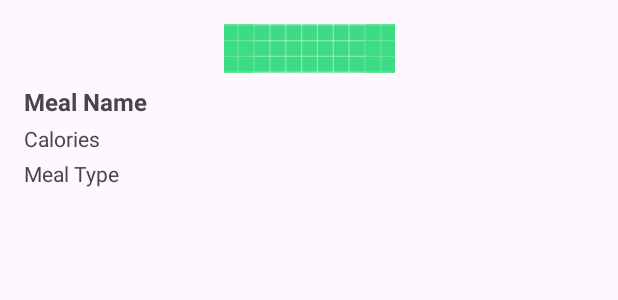
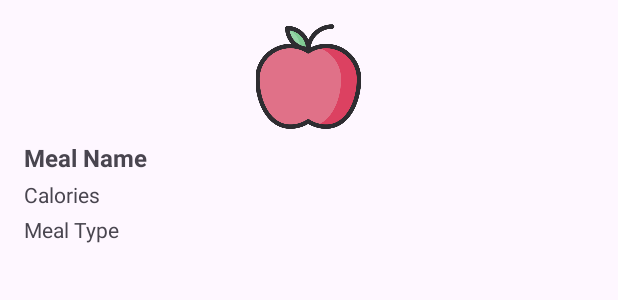
Before and after one commit to Decas78/foodlog, an Android app: the layout item_meal.xml on its own in the app's theme, with its tools: preview values and no code run, on a phone screen of 412 x 824 dp. Shown: the top 300 px of the screen. Run offline under Robolectric (Android 15) with nearby library versions, the phone set to English and light mode, and no system bars.

```diff
--- a/app/src/main/AndroidManifest.xml
+++ b/app/src/main/AndroidManifest.xml
@@ -13,6 +13,7 @@
         android:supportsRtl="true"
         android:theme="@style/Theme.FoodLog"
         tools:targetApi="31">
+
         <activity
             android:name=".MainActivity"
             android:exported="true">
--- a/app/src/main/java/com/example/foodlog/MealDatabase.kt
+++ b/app/src/main/java/com/example/foodlog/MealDatabase.kt
@@ -7,7 +7,7 @@ import androidx.room.RoomDatabase
 import com.example.foodlog.data.Meal
 import com.example.foodlog.data.MealDao
 
-@Database(entities = [Meal::class], version = 1, exportSchema = false)
+@Database(entities = [Meal::class], version = 2, exportSchema = false)
 abstract class MealDatabase : RoomDatabase() {
 
     // Reference to the DAO
--- a/app/src/main/java/com/example/foodlog/data/Meal.kt
+++ b/app/src/main/java/com/example/foodlog/data/Meal.kt
@@ -10,5 +10,5 @@ data class Meal(
     val portionSize: Int,
     val calories: Int,
     val mealType: String,
-    val photoUrl: String? = null // Nullable field for the photo URL
+    val imageUri: String? // Add this line to store the image URI
 )
--- a/app/src/main/res/layout/item_meal.xml
+++ b/app/src/main/res/layout/item_meal.xml
@@ -6,19 +6,22 @@
     android:layout_height="wrap_content"
     android:padding="16dp">
 
+    <!-- Placeholder needs to be replaced TODO-->
+
     <ImageView
         android:id="@+id/iv_meal_photo"
-        android:layout_width="0dp"
-        android:layout_height="0dp"
+        android:layout_width="70dp"
+        android:layout_height="70dp"
+        android:contentDescription="Meal Photo"
         android:scaleType="centerCrop"
-        android:contentDescription="Meal Photo"
+        android:src="@drawable/ic_add_defualt"
+        app:layout_constraintBottom_toTopOf="@+id/tv_meal_name"
+        app:layout_constraintEnd_toEndOf="parent"
+        app:layout_constraintHeight_percent="0.3"
+        app:layout_constraintHorizontal_bias="0.498"
+        app:layout_constraintStart_toStartOf="parent"
         app:layout_constraintTop_toTopOf="parent"
-        app:layout_constraintBottom_toTopOf="@+id/tv_meal_name"
-        app:layout_constraintStart_toStartOf="parent"
-        app:layout_constraintEnd_toEndOf="parent"
-        app:layout_constraintWidth_percent="0.3"
-        app:layout_constraintHeight_percent="0.3"
-        android:src="@drawable/ic_launcher_background" /> <!-- Placeholder needs to be replaced TODO-->
+        app:layout_constraintWidth_percent="0.3" />
 
     <TextView
         android:id="@+id/tv_meal_name"
```
Also changed, not shown: app/src/main/java/com/example/foodlog/AddMealActivity.kt (+39 -32 lines), app/src/main/java/com/example/foodlog/MealAdapter.kt (+10 -8 lines), app/src/main/java/com/example/foodlog/data/MealDao.kt (+4 -3 lines), app/src/main/res/drawable/ic_add_defualt.png (added).
